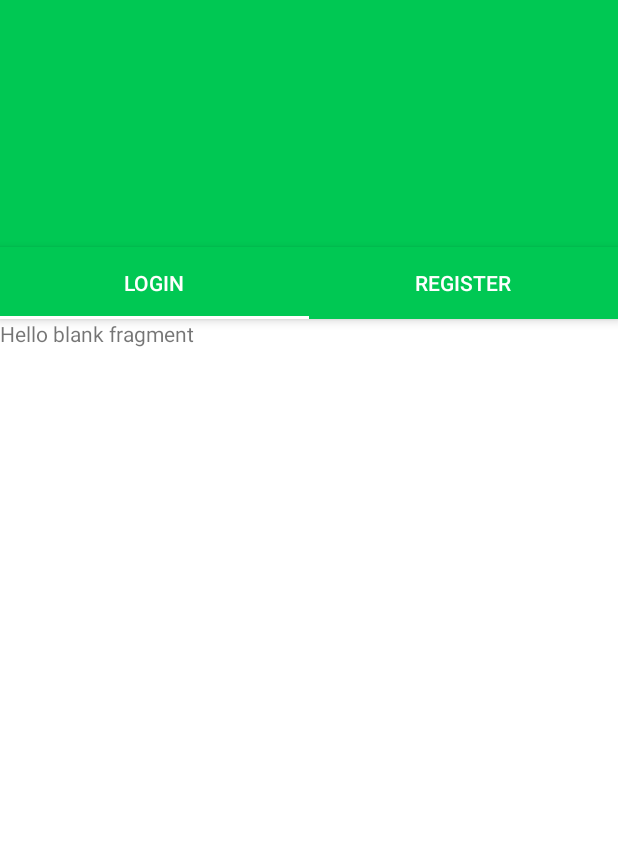
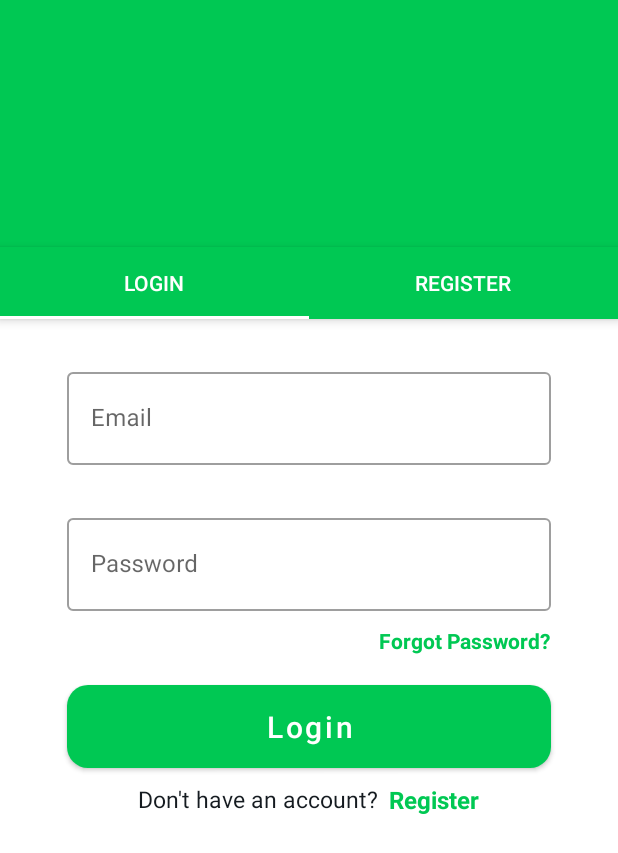
Before and after one commit to jmngige/BuyIt, an Android app: the screen it shows after launch (MainActivity), on a phone screen of 412 x 824 dp. Shown: the top 853 px of the screen. Run offline under Robolectric (Android 15) with nearby library versions, the phone set to English and light mode, and no system bars; our stand-ins replace navigation-ui; libraries missing offline, so code that uses them is left out: com.github.ybq.android; 2 statements that could not run were skipped.

Commit message:
login ui design

```diff
--- /dev/null
+++ b/app/src/main/res/drawable/access_background_btn.xml
@@ -0,0 +1,11 @@
+<?xml version="1.0" encoding="utf-8"?>
+<shape xmlns:android="http://schemas.android.com/apk/res/android">
+
+    <gradient
+        android:angle="45"
+        android:startColor="@color/dark_green_700"
+        android:endColor="@color/medium_green_700"/>
+
+    <corners android:radius="14dp"/>
+
+</shape>
--- a/app/src/main/res/layout/fragment_login.xml
+++ b/app/src/main/res/layout/fragment_login.xml
@@ -1,14 +1,124 @@
 <?xml version="1.0" encoding="utf-8"?>
-<FrameLayout xmlns:android="http://schemas.android.com/apk/res/android"
+<androidx.constraintlayout.widget.ConstraintLayout xmlns:android="http://schemas.android.com/apk/res/android"
+    xmlns:app="http://schemas.android.com/apk/res-auto"
     xmlns:tools="http://schemas.android.com/tools"
     android:layout_width="match_parent"
     android:layout_height="match_parent"
     tools:context=".ui.fragments.LoginFragment">
 
-    <!-- TODO: Update blank fragment layout -->
+    <com.google.android.material.textfield.TextInputLayout
+        android:id="@+id/txtInput_login_email"
+        style="@style/Widget.MaterialComponents.TextInputLayout.OutlinedBox"
+        android:layout_width="0dp"
+        android:layout_height="wrap_content"
+        android:layout_marginStart="20dp"
+        android:layout_marginTop="30dp"
+        android:layout_marginEnd="20dp"
+        android:hint="Email"
+        android:inputType="textEmailAddress"
+        app:layout_constraintEnd_toEndOf="@id/loginRightGuideline"
+        app:layout_constraintStart_toStartOf="@id/loginLeftGuideline"
+        app:layout_constraintTop_toTopOf="parent">
+
+        <EditText
+            android:id="@+id/login_email"
+            android:layout_width="match_parent"
+            android:layout_height="wrap_content"
+            android:inputType="text"
+            android:padding="20dp" />
+    </com.google.android.material.textfield.TextInputLayout>
+
+    <com.google.android.material.textfield.TextInputLayout
+        android:id="@+id/txtInput_login_password"
+        style="@style/Widget.MaterialComponents.TextInputLayout.OutlinedBox"
+        android:layout_width="0dp"
+        android:layout_height="wrap_content"
+        android:layout_marginStart="20dp"
+        android:layout_marginTop="30dp"
+        android:layout_marginEnd="20dp"
+        android:hint="Password"
+        android:inputType="textEmailAddress"
+        app:layout_constraintEnd_toEndOf="@id/loginRightGuideline"
+        app:layout_constraintStart_toStartOf="@id/loginLeftGuideline"
+        app:layout_constraintTop_toBottomOf="@id/txtInput_login_email">
+
+        <EditText
+            android:id="@+id/login_password"
+            android:layout_width="match_parent"
+            android:layout_height="wrap_content"
+            android:inputType="text"
+            android:padding="20dp" />
+    </com.google.android.material.textfield.TextInputLayout>
+
     <TextView
-        android:layout_width="match_parent"
-        android:layout_height="match_parent"
-        android:text="@string/hello_blank_fragment" />
+        android:id="@+id/login_forgot_password"
+        android:layout_width="wrap_content"
+        android:layout_height="wrap_content"
+        android:layout_marginTop="10dp"
+        android:layout_marginEnd="20dp"
+        android:text="Forgot Password?"
+        android:textColor="@color/forgotPasswordColor"
+        android:textStyle="bold"
+        app:layout_constraintEnd_toEndOf="@id/loginRightGuideline"
+        app:layout_constraintTop_toBottomOf="@id/txtInput_login_password" />
 
-</FrameLayout>
+    <Button
+        android:id="@+id/login_button"
+        android:layout_width="0dp"
+        android:layout_height="55dp"
+        android:layout_marginStart="20dp"
+        android:layout_marginTop="20dp"
+        android:layout_marginEnd="20dp"
+        android:background="@drawable/access_background_btn"
+        android:text="Login"
+        android:textAllCaps="false"
+        android:textSize="20sp"
+        app:layout_constraintEnd_toEndOf="@id/loginRightGuideline"
+        app:layout_constraintStart_toStartOf="@id/loginLeftGuideline"
+        app:layout_constraintTop_toBottomOf="@id/login_forgot_password" />
+
+    <LinearLayout
+        android:layout_width="0dp"
+        android:layout_height="wrap_content"
+        android:layout_marginStart="20dp"
+        android:layout_marginTop="10dp"
+        android:layout_marginEnd="20dp"
+        android:orientation="horizontal"
+        android:gravity="center"
+        app:layout_constraintEnd_toEndOf="@id/loginRightGuideline"
+        app:layout_constraintStart_toStartOf="@id/loginLeftGuideline"
+        app:layout_constraintTop_toBottomOf="@id/login_button">
+
+        <TextView
+            android:layout_width="wrap_content"
+            android:layout_height="wrap_content"
+            android:text="Don't have an account? "
+            android:textColor="@color/darker"
+            android:textSize="15sp" />
+
+        <TextView
+            android:id="@+id/login_register_button"
+            android:layout_width="wrap_content"
+            android:layout_height="wrap_content"
+            android:layout_marginStart="3dp"
+            android:text="Register"
+            android:textStyle="bold"
+            android:textColor="@color/loginRegisterBtnColor"
+            android:textSize="16sp" />
+
+    </LinearLayout>
+
+    <androidx.constraintlayout.widget.Guideline
+        android:id="@+id/loginLeftGuideline"
+        android:layout_width="wrap_content"
+        android:layout_height="wrap_content"
+        android:orientation="vertical"
+        app:layout_constraintGuide_percent=".06" />
+
+    <androidx.constraintlayout.widget.Guideline
+        android:id="@+id/loginRightGuideline"
+        android:layout_width="wrap_content"
+        android:layout_height="wrap_content"
+        android:orientation="vertical"
+        app:layout_constraintGuide_percent=".94" />
+</androidx.constraintlayout.widget.ConstraintLayout>
--- a/app/src/main/res/values/colors.xml
+++ b/app/src/main/res/values/colors.xml
@@ -28,6 +28,12 @@
     <!-- Access TabLayout -->
     <color name="accessTabLayoutBackground">#00C853</color>
 
+    <!-- Login Screen Colors -->
+    <color name="forgotPasswordColor">#00C853</color>
+    <color name="buttonBackgroundTint">#00C853</color>
+    <color name="loginRegisterBtnColor">#00C853</color>
+
+
     <color name="splash_background">#00C853</color>
     <color name="splash_background2">#c7ede6</color>
 
@@ -51,4 +57,12 @@
     <color name="contextualModeActionBarColor">@color/dark</color>
     <color name="normalModeStatusBarColor">@color/dark_green_700</color>
 
+
+
+
+
+
+
+
+
 </resources>
```
